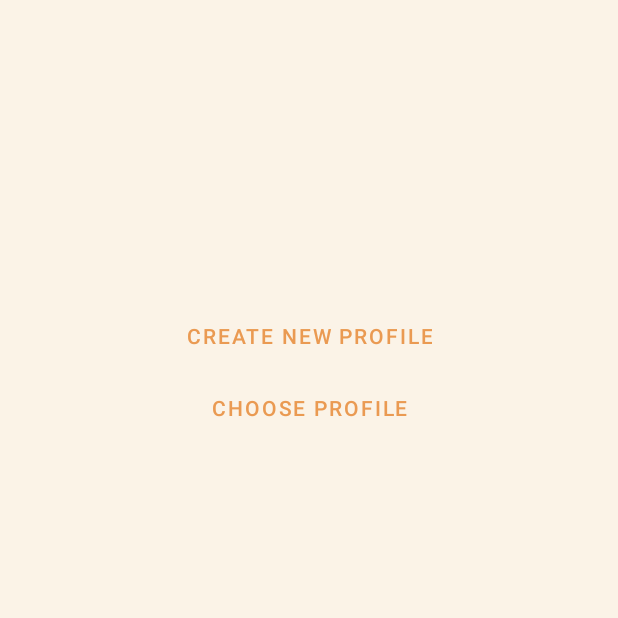
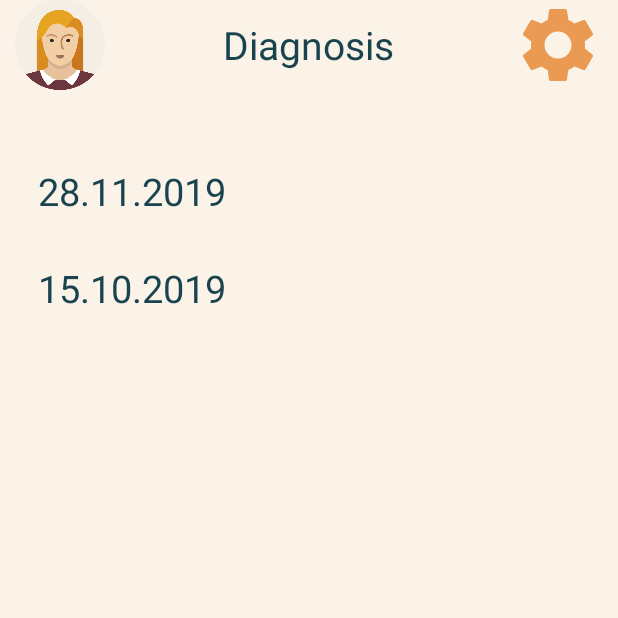
Before and after one commit to JuliaSzymanska/Self-Diagnosis, an Android app: the Menu screen opened directly, with no data from a screen before it, on a phone screen of 412 x 824 dp, the top half of it. Run offline under Robolectric (Android 15) with nearby library versions, the phone set to English and light mode, and no system bars.

```diff
--- /dev/null
+++ b/Self-Diagnosis/app/src/main/res/drawable/add.xml
@@ -0,0 +1,5 @@
+<vector android:height="50dp" android:tint="#00A2D2"
+    android:viewportHeight="24" android:viewportWidth="24"
+    android:width="50dp" xmlns:android="http://schemas.android.com/apk/res/android">
+    <path android:fillColor="@android:color/white" android:pathData="M19,13h-6v6h-2v-6H5v-2h6V5h2v6h6v2z"/>
+</vector>
--- /dev/null
+++ b/Self-Diagnosis/app/src/main/res/drawable/settings.xml
@@ -0,0 +1,5 @@
+<vector android:height="50dp" android:tint="#00A2D2"
+    android:viewportHeight="24" android:viewportWidth="24"
+    android:width="50dp" xmlns:android="http://schemas.android.com/apk/res/android">
+    <path android:fillColor="@android:color/white" android:pathData="M19.14,12.94c0.04,-0.3 0.06,-0.61 0.06,-0.94c0,-0.32 -0.02,-0.64 -0.07,-0.94l2.03,-1.58c0.18,-0.14 0.23,-0.41 0.12,-0.61l-1.92,-3.32c-0.12,-0.22 -0.37,-0.29 -0.59,-0.22l-2.39,0.96c-0.5,-0.38 -1.03,-0.7 -1.62,-0.94L14.4,2.81c-0.04,-0.24 -0.24,-0.41 -0.48,-0.41h-3.84c-0.24,0 -0.43,0.17 -0.47,0.41L9.25,5.35C8.66,5.59 8.12,5.92 7.63,6.29L5.24,5.33c-0.22,-0.08 -0.47,0 -0.59,0.22L2.74,8.87C2.62,9.08 2.66,9.34 2.86,9.48l2.03,1.58C4.84,11.36 4.8,11.69 4.8,12s0.02,0.64 0.07,0.94l-2.03,1.58c-0.18,0.14 -0.23,0.41 -0.12,0.61l1.92,3.32c0.12,0.22 0.37,0.29 0.59,0.22l2.39,-0.96c0.5,0.38 1.03,0.7 1.62,0.94l0.36,2.54c0.05,0.24 0.24,0.41 0.48,0.41h3.84c0.24,0 0.44,-0.17 0.47,-0.41l0.36,-2.54c0.59,-0.24 1.13,-0.56 1.62,-0.94l2.39,0.96c0.22,0.08 0.47,0 0.59,-0.22l1.92,-3.32c0.12,-0.22 0.07,-0.47 -0.12,-0.61L19.14,12.94zM12,15.6c-1.98,0 -3.6,-1.62 -3.6,-3.6s1.62,-3.6 3.6,-3.6s3.6,1.62 3.6,3.6S13.98,15.6 12,15.6z"/>
+</vector>
--- a/Self-Diagnosis/app/src/main/res/layout/activity_main.xml
+++ b/Self-Diagnosis/app/src/main/res/layout/activity_main.xml
@@ -21,7 +21,23 @@
         app:layout_constraintRight_toRightOf="parent"
         app:layout_constraintTop_toBottomOf="@id/topPanelChat" />
 
-    <include layout="@layout/top_of_chat"
-        android:id="@+id/topPanelChat"/>
+    <include
+        android:id="@+id/topPanelChat"
+        layout="@layout/top_of_chat" />
+
+    <EditText
+        android:id="@+id/inputSymptoms"
+        android:layout_width="match_parent"
+        android:layout_height="wrap_content"
+        android:layout_alignParentBottom="true"
+        android:ems="10"
+        android:inputType="textMultiLine"
+        android:lines="4"
+        android:maxLines="6"
+        android:minLines="2"
+        android:scrollbars="vertical"
+        android:hint="@string/type_your_symptoms"
+        android:autofillHints="Type Your symptoms..." />
+
 
 </RelativeLayout>
--- a/Self-Diagnosis/app/src/main/res/layout/activity_menu.xml
+++ b/Self-Diagnosis/app/src/main/res/layout/activity_menu.xml
@@ -6,29 +6,48 @@
     android:layout_height="match_parent"
     tools:context=".Menu">
 
+    <include layout="@layout/menu_top_bar"
+        android:id="@+id/menuTopBar"/>
+
     <LinearLayout
-        android:layout_width="wrap_content"
+        android:layout_width="match_parent"
         android:layout_height="wrap_content"
-        android:layout_alignParentTop="true"
-        android:layout_centerInParent="true"
-        android:orientation="vertical"
+        android:layout_below="@+id/menuTopBar"
+        android:layout_centerHorizontal="true"
+        android:layout_marginTop="50dp"
         android:gravity="center"
-        android:layout_marginTop="200dp">
+        android:paddingStart="15dp"
+        android:orientation="vertical">
 
-        <Button
-            android:layout_width="wrap_content"
+        <LinearLayout
+            android:layout_width="match_parent"
             android:layout_height="wrap_content"
-            android:background="@android:color/transparent"
-            android:textColor="@color/orange"
-            android:text="@string/create_new_profile"/>
+            android:orientation="vertical">
 
-        <Button
-            android:layout_width="wrap_content"
+            <TextView
+                android:layout_width="wrap_content"
+                android:layout_height="wrap_content"
+                android:layout_marginStart="10dp"
+                android:text="28.11.2019"
+                android:textSize="25sp" />
+
+        </LinearLayout>
+
+
+        <LinearLayout
+            android:layout_width="match_parent"
             android:layout_height="wrap_content"
-            android:background="@android:color/transparent"
-            android:textColor="@color/orange"
-            android:text="@string/choose_profile"/>
+            android:layout_marginTop="30dp"
+            android:orientation="vertical">
 
+            <TextView
+                android:layout_width="wrap_content"
+                android:layout_height="wrap_content"
+                android:layout_marginStart="10dp"
+                android:text="15.10.2019"
+                android:textSize="25sp" />
+
+        </LinearLayout>
 
     </LinearLayout>
 </RelativeLayout>
--- /dev/null
+++ b/Self-Diagnosis/app/src/main/res/layout/menu_top_bar.xml
@@ -0,0 +1,35 @@
+<?xml version="1.0" encoding="utf-8"?>
+<RelativeLayout xmlns:android="http://schemas.android.com/apk/res/android"
+    xmlns:app="http://schemas.android.com/apk/res-auto"
+    android:layout_width="match_parent"
+    android:layout_height="wrap_content">
+
+    <ImageView
+        android:id="@+id/imageView"
+        android:layout_width="60dp"
+        android:layout_height="60dp"
+        android:layout_centerVertical="true"
+        android:layout_marginStart="10dp"
+        app:layout_constraintEnd_toEndOf="parent"
+        app:layout_constraintStart_toStartOf="parent"
+        app:srcCompat="@drawable/female" />
+
+    <TextView
+        android:id="@+id/textView"
+        android:layout_width="wrap_content"
+        android:layout_height="wrap_content"
+        android:layout_centerHorizontal="true"
+        android:layout_centerVertical="true"
+        android:text="@string/diagnosis"
+        android:textSize="26sp" />
+
+    <Button
+        android:id="@+id/button"
+        android:layout_width="60dp"
+        android:layout_height="60dp"
+        android:layout_alignParentEnd="true"
+        android:layout_centerVertical="true"
+        android:layout_marginEnd="10dp"
+        android:background="@drawable/settings" />
+
+</RelativeLayout>
--- a/Self-Diagnosis/app/src/main/res/values/strings.xml
+++ b/Self-Diagnosis/app/src/main/res/values/strings.xml
@@ -11,4 +11,6 @@
     <string name="birth_date">Birth date:</string>
     <string name="dd_mm_yyyy">DD/MM/YYYY</string>
     <string name="add">Add</string>
+    <string name="diagnosis">Diagnosis</string>
+    <string name="type_your_symptoms">Type Your symptoms...</string>
 </resources>
```
